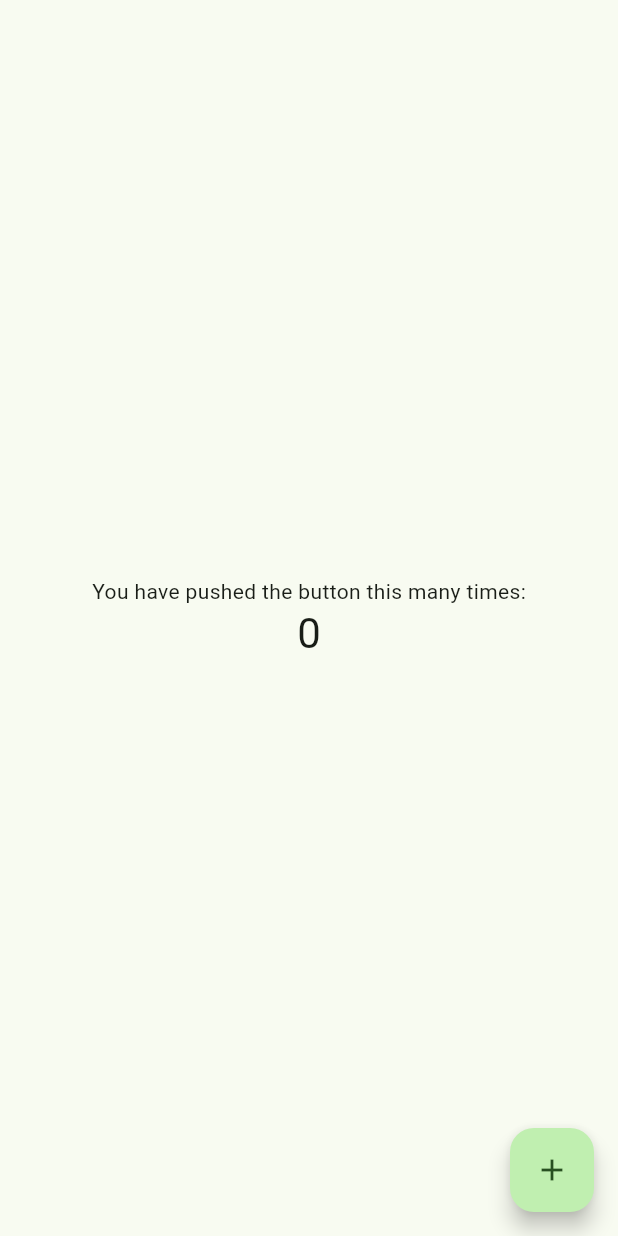
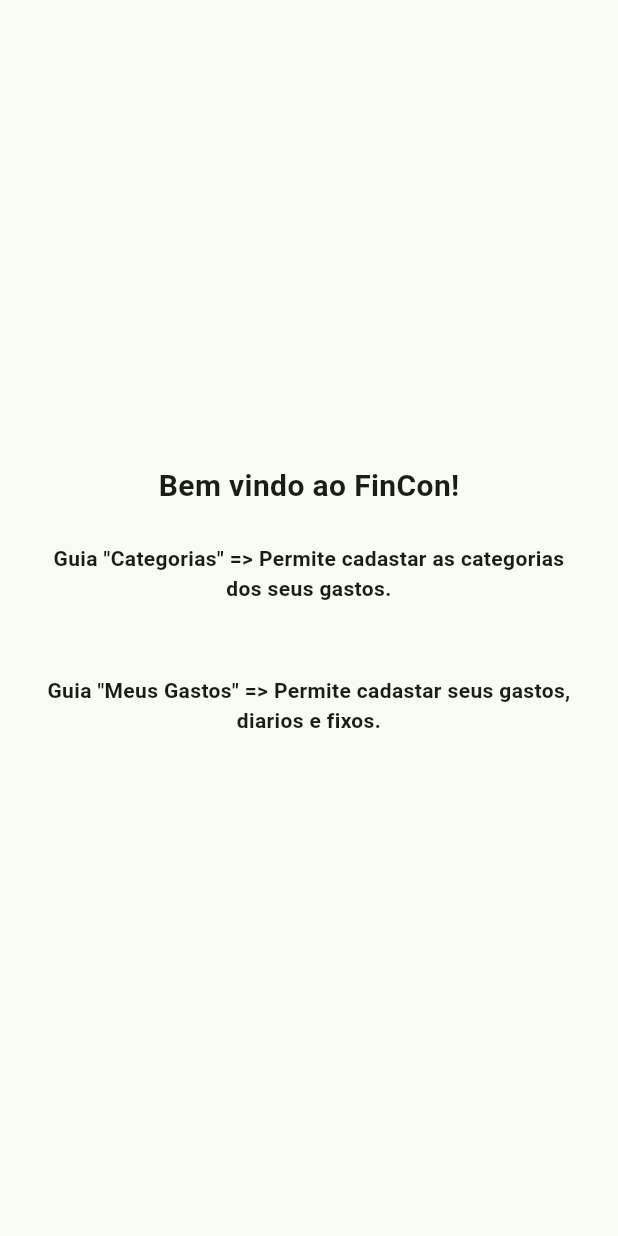
Before and after one commit to rayknd/fincon_app_flutter, a Flutter app: the HomeContentTab screen opened directly, on a phone screen of 412 x 824 dp. Run offline on Flutter 3.47's test engine with Material 2 defaults, Android fonts, the light colour scheme and no system bars; our stand-ins replace cloud_firestore, date_format, firebase_auth, firebase_core; accounts and stored records are empty.

Commit message:
feat and fix

```diff
--- a/lib/models/category.dart
+++ b/lib/models/category.dart
@@ -1,9 +1,11 @@
 class Category {
   final String name;
+  String userId;
 
-  Category(this.name);
+  Category(this.name, this.userId);
 
   Map<String, dynamic> toJson() => {
         "category_name": name,
+        "category_userId": userId,
       };
 }
--- a/lib/models/fixed_expenses.dart
+++ b/lib/models/fixed_expenses.dart
@@ -26,12 +26,12 @@
 
   factory Expense.fromJson(Map<String, dynamic> json) {
     DateTime? dtmExclusion;
-    if(json["expense_dtmExclusion"] is Timestamp){
+    if (json["expense_dtmExclusion"] is Timestamp) {
       dtmExclusion = (json["expense_dtmExclusion"] as Timestamp).toDate();
     }
 
     DateTime? dtmPayment;
-    if(json["expense_dtmPayment"] is Timestamp){
+    if (json["expense_dtmPayment"] is Timestamp) {
       dtmPayment = (json["expense_dtmPayment"] as Timestamp).toDate();
     }
 
--- a/lib/screens/home/home.dart
+++ b/lib/screens/home/home.dart
@@ -65,7 +65,7 @@
               ),
               BottomNavigationBarItem(
                 icon: Icon(Icons.payments),
-                label: 'Gastos fixos',
+                label: 'Meus Gastos',
               ),
               BottomNavigationBarItem(
                 icon: Icon(Icons.style),
--- a/lib/screens/home/home_content.dart
+++ b/lib/screens/home/home_content.dart
@@ -13,22 +13,6 @@
     return DefaultTabController(
         length: 2,
         child: Scaffold(
-          appBar: AppBar(
-            backgroundColor: Colors.white,
-            flexibleSpace: const SafeArea(
-              child: TabBar(
-                indicatorColor: Colors.green,
-                tabs: [
-                  Tab(
-                      icon: Icon(
-                    Icons.home,
-                    color: Colors.green,
-                  )),
-                  Tab(icon: Icon(Icons.payments, color: Colors.green)),
-                ],
-              ),
-            ),
-          ),
           body: const TabBarView(
             children: [
               HomeContentTab(),
@@ -57,26 +41,44 @@
 
   @override
   Widget build(BuildContext context) {
-    return Scaffold(
+    return const Scaffold(
       body: Center(
         child: Column(
           mainAxisAlignment: MainAxisAlignment.center,
           children: <Widget>[
-            const Text(
-              'You have pushed the button this many times:',
+            Text(
+              'Bem vindo ao FinCon!',
+              style: TextStyle(fontSize: 20, fontWeight: FontWeight.bold),
             ),
-            Text(
-              '$_counter',
-              style: Theme.of(context).textTheme.headlineMedium,
+            Padding(
+              padding: EdgeInsets.all(24),
+              child: Center(
+                child: Text(
+                  'Guia "Categorias" => Permite cadastar as categorias dos seus gastos.',
+                  style: TextStyle(
+                    fontSize: 14,
+                    fontWeight: FontWeight.bold,
+                  ),
+                  textAlign: TextAlign.center,
+                ),
+              ),
+            ),
+            Padding(
+              padding: EdgeInsets.all(24),
+              child: Center(
+                child: Text(
+                  'Guia "Meus Gastos" => Permite cadastar seus gastos, diarios e fixos.',
+                  style: TextStyle(
+                    fontSize: 14,
+                    fontWeight: FontWeight.bold,
+                  ),
+                  textAlign: TextAlign.center,
+                ),
+              ),
             ),
           ],
         ),
       ),
-      floatingActionButton: FloatingActionButton(
-        onPressed: _incrementCounter,
-        tooltip: 'Increment',
-        child: const Icon(Icons.add),
-      ),
     );
   }
 }
--- a/lib/services/firebaseAuthService.dart
+++ b/lib/services/firebaseAuthService.dart
@@ -1,4 +1,3 @@
-import 'package:cloud_firestore/cloud_firestore.dart';
 import 'package:fincon_app/models/user_complement.dart';
 import 'package:fincon_app/services/firestoreService.dart';
 import 'package:firebase_auth/firebase_auth.dart';
@@ -14,7 +13,6 @@
   //create account with e-mail and password
   Future<void> createAccountWithEmailAndPwd(
       name, income, email, password) async {
-    print("Register");
     final credential = await instanceFB.createUserWithEmailAndPassword(
       email: email,
       password: password,
```
Also changed, not shown: lib/screens/category/category_index.dart (+5 -2 lines), lib/screens/expense/expense_index.dart (+44 -22 lines), lib/services/firestoreService.dart (+37 -5 lines), 1 other file.
